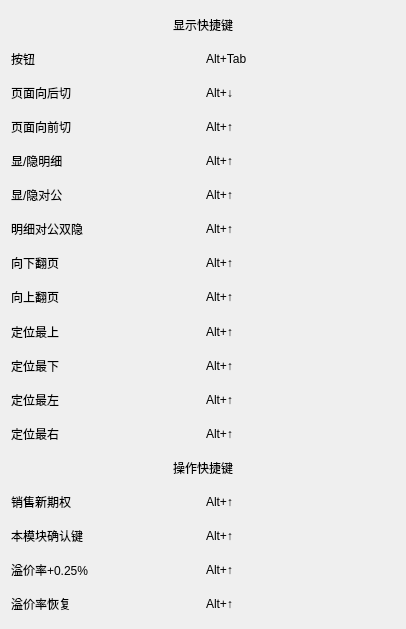
First picture: the form in UI/shortCutSetDialog.ui, repository 413180794/OptionDeal, before the edit.
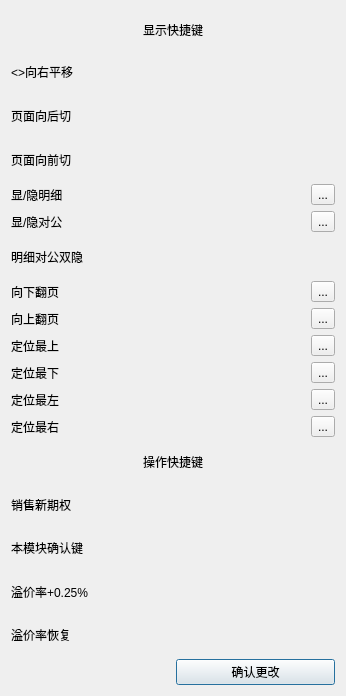
Second picture: the form after the edit.

What changed in the file:
```diff
--- a/UI/shortCutSetDialog.ui
+++ b/UI/shortCutSetDialog.ui
@@ -1,13 +1,13 @@
 <?xml version="1.0" encoding="UTF-8"?>
 <ui version="4.0">
- <class>Dialog</class>
- <widget class="QDialog" name="Dialog">
+ <class>shortCutDialog</class>
+ <widget class="QDialog" name="shortCutDialog">
   <property name="geometry">
    <rect>
     <x>0</x>
     <y>0</y>
-    <width>406</width>
-    <height>629</height>
+    <width>346</width>
+    <height>696</height>
    </rect>
   </property>
   <property name="windowTitle">
@@ -16,17 +16,59 @@
   <layout class="QHBoxLayout" name="horizontalLayout">
    <item>
     <layout class="QGridLayout" name="gridLayout">
-     <item row="14" column="0">
-      <widget class="QLabel" name="label_10">
+     <item row="6" column="1">
+      <widget class="QLabel" name="hide_detail_company_label">
        <property name="text">
-        <string>销售新期权</string>
+        <string/>
        </property>
       </widget>
      </item>
-     <item row="15" column="0">
-      <widget class="QLabel" name="label_9">
+     <item row="1" column="1">
+      <widget class="QLabel" name="move_right_label">
        <property name="text">
-        <string>本模块确认键</string>
+        <string/>
+       </property>
+      </widget>
+     </item>
+     <item row="17" column="1">
+      <widget class="QLabel" name="recove_price_label">
+       <property name="text">
+        <string/>
+       </property>
+      </widget>
+     </item>
+     <item row="8" column="0">
+      <widget class="QLabel" name="label_30">
+       <property name="text">
+        <string>向上翻页</string>
+       </property>
+      </widget>
+     </item>
+     <item row="7" column="0">
+      <widget class="QLabel" name="label_48">
+       <property name="text">
+        <string>向下翻页</string>
+       </property>
+      </widget>
+     </item>
+     <item row="14" column="1">
+      <widget class="QLabel" name="sell_new_option_label">
+       <property name="text">
+        <string/>
+       </property>
+      </widget>
+     </item>
+     <item row="9" column="0">
+      <widget class="QLabel" name="label_29">
+       <property name="text">
+        <string>定位最上</string>
+       </property>
+      </widget>
+     </item>
+     <item row="16" column="1">
+      <widget class="QLabel" name="add_price_label">
+       <property name="text">
+        <string/>
        </property>
       </widget>
      </item>
@@ -37,26 +79,77 @@
        </property>
       </widget>
      </item>
-     <item row="10" column="0">
-      <widget class="QLabel" name="label_28">
-       <property name="text">
-        <string>定位最下</string>
-       </property>
-      </widget>
+     <item row="9" column="1">
+      <layout class="QHBoxLayout" name="horizontalLayout_12">
+       <item>
+        <widget class="QLabel" name="location_up_label">
+         <property name="text">
+          <string/>
+         </property>
+        </widget>
+       </item>
+       <item>
+        <widget class="QToolButton" name="location_up_toolButton">
+         <property name="text">
+          <string>...</string>
+         </property>
+        </widget>
+       </item>
+      </layout>
      </item>
-     <item row="5" column="0">
-      <widget class="QLabel" name="label_13">
-       <property name="text">
-        <string>显/隐对公</string>
-       </property>
-      </widget>
+     <item row="5" column="1">
+      <layout class="QHBoxLayout" name="horizontalLayout_5">
+       <item>
+        <widget class="QLabel" name="show_hide_company_label">
+         <property name="text">
+          <string/>
+         </property>
+        </widget>
+       </item>
+       <item>
+        <widget class="QToolButton" name="show_hide_company_toolButton">
+         <property name="text">
+          <string>...</string>
+         </property>
+        </widget>
+       </item>
+      </layout>
      </item>
-     <item row="2" column="0">
-      <widget class="QLabel" name="label_3">
-       <property name="text">
-        <string>页面向后切</string>
-       </property>
-      </widget>
+     <item row="10" column="1">
+      <layout class="QHBoxLayout" name="horizontalLayout_13">
+       <item>
+        <widget class="QLabel" name="location_down_label">
+         <property name="text">
+          <string/>
+         </property>
+        </widget>
+       </item>
+       <item>
+        <widget class="QToolButton" name="location_down_toolButton">
+         <property name="text">
+          <string>...</string>
+         </property>
+        </widget>
+       </item>
+      </layout>
+     </item>
+     <item row="7" column="1">
+      <layout class="QHBoxLayout" name="horizontalLayout_10">
+       <item>
+        <widget class="QLabel" name="page_down_label">
+         <property name="text">
+          <string/>
+         </property>
+        </widget>
+       </item>
+       <item>
+        <widget class="QToolButton" name="page_down_toolButton">
+         <property name="text">
+          <string>...</string>
+         </property>
+        </widget>
+       </item>
+      </layout>
      </item>
      <item row="16" column="0">
       <widget class="QLabel" name="label_8">
@@ -65,36 +158,30 @@
        </property>
       </widget>
      </item>
-     <item row="0" column="0" colspan="2">
-      <widget class="QLabel" name="label">
+     <item row="2" column="1">
+      <widget class="QLabel" name="switch_behind_label">
        <property name="text">
-        <string>显示快捷键</string>
+        <string/>
        </property>
-       <property name="alignment">
-        <set>Qt::AlignCenter</set>
-       </property>
       </widget>
      </item>
-     <item row="6" column="0">
-      <widget class="QLabel" name="label_49">
-       <property name="text">
-        <string>明细对公双隐</string>
-       </property>
-      </widget>
-     </item>
-     <item row="8" column="0">
-      <widget class="QLabel" name="label_30">
-       <property name="text">
-        <string>向上翻页</string>
-       </property>
-      </widget>
-     </item>
-     <item row="1" column="1">
-      <widget class="QLabel" name="label_50">
-       <property name="text">
-        <string>Alt+Tab</string>
-       </property>
-      </widget>
+     <item row="8" column="1">
+      <layout class="QHBoxLayout" name="horizontalLayout_11">
+       <item>
+        <widget class="QLabel" name="page_up_label">
+         <property name="text">
+          <string/>
+         </property>
+        </widget>
+       </item>
+       <item>
+        <widget class="QToolButton" name="page_up_toolButton">
+         <property name="text">
+          <string>...</string>
+         </property>
+        </widget>
+       </item>
+      </layout>
      </item>
      <item row="4" column="0">
       <widget class="QLabel" name="label_5">
@@ -103,6 +190,94 @@
        </property>
       </widget>
      </item>
+     <item row="6" column="0">
+      <widget class="QLabel" name="label_49">
+       <property name="text">
+        <string>明细对公双隐</string>
+       </property>
+      </widget>
+     </item>
+     <item row="12" column="0">
+      <widget class="QLabel" name="label_12">
+       <property name="text">
+        <string>定位最右</string>
+       </property>
+      </widget>
+     </item>
+     <item row="2" column="0">
+      <widget class="QLabel" name="label_3">
+       <property name="text">
+        <string>页面向后切</string>
+       </property>
+      </widget>
+     </item>
+     <item row="0" column="0" colspan="2">
+      <widget class="QLabel" name="label">
+       <property name="text">
+        <string>显示快捷键</string>
+       </property>
+       <property name="alignment">
+        <set>Qt::AlignCenter</set>
+       </property>
+      </widget>
+     </item>
+     <item row="14" column="0">
+      <widget class="QLabel" name="label_10">
+       <property name="text">
+        <string>销售新期权</string>
+       </property>
+      </widget>
+     </item>
+     <item row="1" column="0">
+      <widget class="QLabel" name="label_2">
+       <property name="text">
+        <string>&lt;&gt;向右平移</string>
+       </property>
+      </widget>
+     </item>
+     <item row="12" column="1">
+      <layout class="QHBoxLayout" name="horizontalLayout_15">
+       <item>
+        <widget class="QLabel" name="location_right_label">
+         <property name="text">
+          <string/>
+         </property>
+        </widget>
+       </item>
+       <item>
+        <widget class="QToolButton" name="location_right_toolButton">
+         <property name="text">
+          <string>...</string>
+         </property>
+        </widget>
+       </item>
+      </layout>
+     </item>
+     <item row="10" column="0">
+      <widget class="QLabel" name="label_28">
+       <property name="text">
+        <string>定位最下</string>
+       </property>
+      </widget>
+     </item>
+     <item row="4" column="1">
+      <layout class="QHBoxLayout" name="horizontalLayout_4">
+       <item>
+        <widget class="QLabel" name="show_hide_detail_label">
+         <property name="text">
+          <string/>
+         </property>
+        </widget>
+       </item>
+       <item>
+        <widget class="QToolButton" name="show_hide_detail_toolButton">
+         <property name="text">
+          <string>...</string>
+         </property>
+        </widget>
+       </item>
+      </layout>
+     </item>
      <item row="11" column="0">
       <widget class="QLabel" name="label_27">
        <property name="text">
@@ -110,20 +285,10 @@
        </property>
       </widget>
      </item>
-     <item row="13" column="0" colspan="2">
-      <widget class="QLabel" name="label_11">
+     <item row="5" column="0">
+      <widget class="QLabel" name="label_13">
        <property name="text">
-        <string>操作快捷键</string>
-       </property>
-       <property name="alignment">
-        <set>Qt::AlignCenter</set>
-       </property>
-      </widget>
-     </item>
-     <item row="9" column="0">
-      <widget class="QLabel" name="label_29">
-       <property name="text">
-        <string>定位最上</string>
+        <string>显/隐对公</string>
        </property>
       </widget>
      </item>
@@ -134,129 +299,62 @@
        </property>
       </widget>
      </item>
-     <item row="12" column="0">
-      <widget class="QLabel" name="label_12">
+     <item row="15" column="0">
+      <widget class="QLabel" name="label_9">
        <property name="text">
-        <string>定位最右</string>
+        <string>本模块确认键</string>
        </property>
       </widget>
      </item>
-     <item row="1" column="0">
-      <widget class="QLabel" name="label_2">
+     <item row="13" column="0" colspan="2">
+      <widget class="QLabel" name="label_11">
        <property name="text">
-        <string>按钮</string>
+        <string>操作快捷键</string>
        </property>
-      </widget>
-     </item>
-     <item row="7" column="0">
-      <widget class="QLabel" name="label_48">
-       <property name="text">
-        <string>向下翻页</string>
+       <property name="alignment">
+        <set>Qt::AlignCenter</set>
        </property>
       </widget>
      </item>
-     <item row="2" column="1">
-      <widget class="QLabel" name="label_51">
+     <item row="15" column="1">
+      <widget class="QLabel" name="this_module_confirm_label">
        <property name="text">
-        <string>Alt+↓</string>
+        <string/>
        </property>
       </widget>
      </item>
      <item row="3" column="1">
-      <widget class="QLabel" name="label_52">
+      <widget class="QLabel" name="switch_front_label">
        <property name="text">
-        <string>Alt+↑</string>
-       </property>
-      </widget>
-     </item>
-     <item row="4" column="1">
-      <widget class="QLabel" name="label_53">
-       <property name="text">
-        <string>Alt+↑</string>
-       </property>
-      </widget>
-     </item>
-     <item row="5" column="1">
-      <widget class="QLabel" name="label_54">
-       <property name="text">
-        <string>Alt+↑</string>
-       </property>
-      </widget>
-     </item>
-     <item row="6" column="1">
-      <widget class="QLabel" name="label_55">
-       <property name="text">
-        <string>Alt+↑</string>
-       </property>
-      </widget>
-     </item>
-     <item row="7" column="1">
-      <widget class="QLabel" name="label_56">
-       <property name="text">
-        <string>Alt+↑</string>
-       </property>
-      </widget>
-     </item>
-     <item row="8" column="1">
-      <widget class="QLabel" name="label_57">
-       <property name="text">
-        <string>Alt+↑</string>
-       </property>
-      </widget>
-     </item>
-     <item row="9" column="1">
-      <widget class="QLabel" name="label_58">
-       <property name="text">
-        <string>Alt+↑</string>
-       </property>
-      </widget>
-     </item>
-     <item row="10" column="1">
-      <widget class="QLabel" name="label_59">
-       <property name="text">
-        <string>Alt+↑</string>
+        <string/>
        </property>
       </widget>
      </item>
      <item row="11" column="1">
-      <widget class="QLabel" name="label_60">
-       <property name="text">
-        <string>Alt+↑</string>
-       </property>
-      </widget>
+      <layout class="QHBoxLayout" name="horizontalLayout_14">
+       <item>
+        <widget class="QLabel" name="location_left_label">
+         <property name="text">
+          <string/>
+         </property>
+        </widget>
+       </item>
+       <item>
+        <widget class="QToolButton" name="location_left_toolButton">
+         <property name="text">
+          <string>...</string>
+         </property>
+        </widget>
+       </item>
+      </layout>
      </item>
-     <item row="12" column="1">
-      <widget class="QLabel" name="label_61">
+     <item row="18" column="1">
+      <widget class="QPushButton" name="pushButton">
        <property name="text">
-        <string>Alt+↑</string>
+        <string>确认更改</string>
        </property>
-      </widget>
-     </item>
-     <item row="14" column="1">
-      <widget class="QLabel" name="label_62">
-       <property name="text">
-        <string>Alt+↑</string>
-       </property>
-      </widget>
-     </item>
-     <item row="15" column="1">
-      <widget class="QLabel" name="label_63">
-       <property name="text">
-        <string>Alt+↑</string>
-       </property>
-      </widget>
-     </item>
-     <item row="16" column="1">
-      <widget class="QLabel" name="label_64">
-       <property name="text">
-        <string>Alt+↑</string>
-       </property>
-      </widget>
-     </item>
-     <item row="17" column="1">
-      <widget class="QLabel" name="label_65">
-       <property name="text">
-        <string>Alt+↑</string>
+       <property name="shortcut">
+        <string>Ctrl+Return</string>
        </property>
       </widget>
      </item>
```
Left out of the diff: 29 changed lines with no effect on the pictures.
